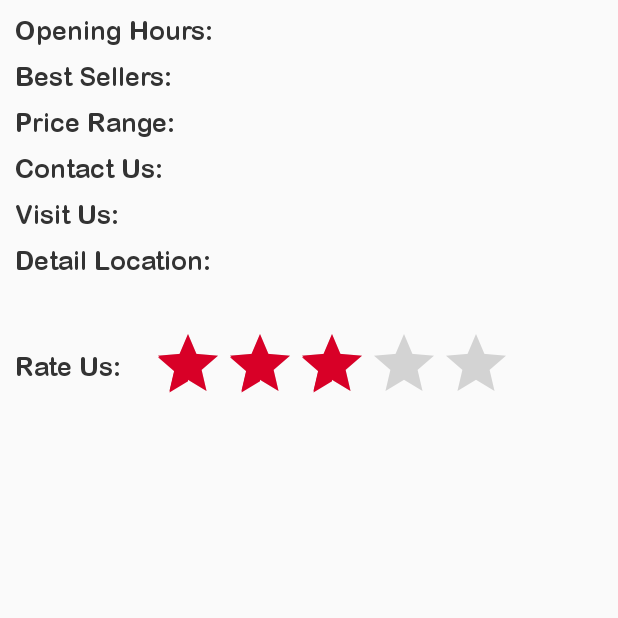
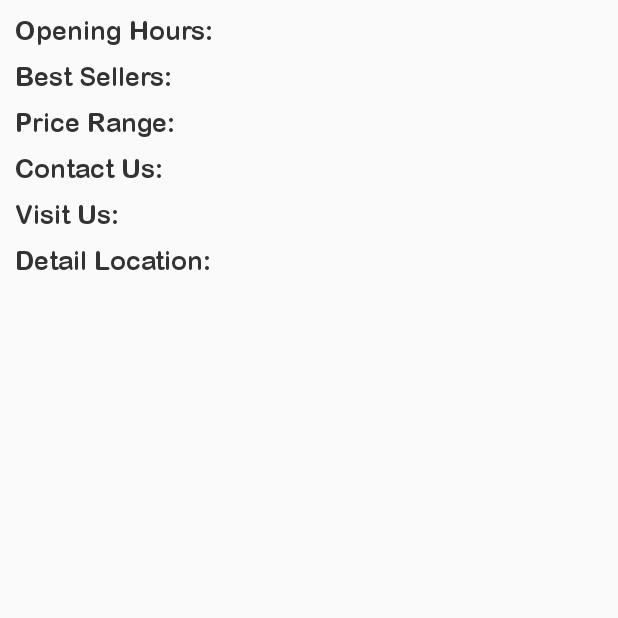
Before and after one commit to jmblank09/BahalaNAPP, an Android app: the fragment RestaurantDetailFragment shown on its own in the app's theme, on a phone screen of 412 x 824 dp, the top half of it. Run offline under Robolectric (Android 15) with nearby library versions, the phone set to English and light mode, and no system bars.

```diff
--- a/app/src/main/java/com/reginalddc/bahalanapp/Fragment/Fragment/RestaurantDetailFragment.java
+++ b/app/src/main/java/com/reginalddc/bahalanapp/Fragment/Fragment/RestaurantDetailFragment.java
@@ -18,7 +18,7 @@ public class RestaurantDetailFragment extends Fragment {
 
     TextView title_opening, detail_opening, title_best, detail_best, title_price, detail_price,
             title_contact, detail_contact, title_visit, detail_visit, title_location,
-            detail_location, title_rate;
+            detail_location;
 
     public RestaurantDetailFragment() {
         // Required empty public constructor
@@ -41,7 +41,6 @@ public class RestaurantDetailFragment extends Fragment {
         detail_visit = (TextView) fragment.findViewById(R.id.detail_visit);
         title_location = (TextView) fragment.findViewById(R.id.title_location);
         detail_location = (TextView) fragment.findViewById(R.id.detail_location);
-        title_rate = (TextView) fragment.findViewById(R.id.title_rate);
 
         Typeface typeface = Typeface.createFromAsset(getContext().getAssets(), "fonts/arial_rounded.ttf");
 
@@ -57,7 +56,6 @@ public class RestaurantDetailFragment extends Fragment {
         detail_visit.setTypeface(typeface);
         title_location.setTypeface(typeface);
         detail_location.setTypeface(typeface);
-        title_rate.setTypeface(typeface);
 
         willView();
         return fragment;
--- a/app/src/main/res/layout/fragment_restaurant_detail.xml
+++ b/app/src/main/res/layout/fragment_restaurant_detail.xml
@@ -200,34 +200,30 @@
                         android:id="@+id/detail_location"/>
                 </TableRow>
 
-                <TableRow
-                    android:id="@+id/tableRow8"
-                    android:layout_width="match_parent"
-                    android:layout_height="wrap_content"
-                    android:weightSum="1"
-                    android:layout_marginTop="10dp">
-                    <TextView
-                        android:layout_width="wrap_content"
-                        android:layout_height="wrap_content"
-                        android:text="@string/rate_us"
-                        android:textStyle="bold"
-                        android:gravity="left"
-                        android:textSize="17sp"
-                        android:textColor="@color/blackColor"
-                        android:layout_marginLeft="10dp"
-                        android:layout_marginTop="15dp"
-                        android:id="@+id/title_rate"/>
+                <!--<TableRow-->
+                    <!--android:id="@+id/tableRow8"-->
+                    <!--android:layout_width="match_parent"-->
+                    <!--android:layout_height="wrap_content"-->
+                    <!--android:weightSum="1"-->
+                    <!--android:layout_marginTop="10dp">-->
 
-                    <RatingBar
-                        android:id="@+id/ratingBar"
-                        android:layout_gravity="right"
-                        android:layout_width="wrap_content"
-                        android:layout_height="wrap_content"
-                        android:numStars="5"
-                        android:stepSize="1.0"
-                        android:rating="3.0"
-                        android:layout_marginLeft="10dp" />
-                </TableRow>
+                    <!---->
+
+                    <!--<TextView-->
+                        <!--android:layout_width="0dp"-->
+                        <!--android:layout_height="wrap_content"-->
+                        <!--android:layout_weight="0"-->
+                        <!--/>-->
+                    <!--<RatingBar-->
+                        <!--android:id="@+id/ratingBar"-->
+                        <!--android:layout_gravity="right"-->
+                        <!--android:layout_width="wrap_content"-->
+                        <!--android:layout_height="wrap_content"-->
+                        <!--android:numStars="5"-->
+                        <!--android:stepSize="1.0"-->
+                        <!--android:rating="3.0"-->
+                        <!--android:layout_marginLeft="10dp" />-->
+                <!--</TableRow>-->
             </TableLayout>
         </ScrollView>
     </LinearLayout>
--- a/app/src/main/res/values/strings.xml
+++ b/app/src/main/res/values/strings.xml
@@ -26,7 +26,7 @@
     <string name="contact_us">Contact Us:</string>
     <string name="visit_us">Visit Us:</string>
     <string name="detailed_location">Detail Location:</string>
-    <string name="rate_us">Rate Us:</string>
+    <string name="rate_us"><u>RATE THIS RESTAURANT</u></string>
 
     <!-- TODO: Remove or change this placeholder text -->
     <string name="hello_blank_fragment">Hello blank fragment</string>
```
Also changed, not shown: app/src/main/java/com/reginalddc/bahalanapp/Activity/SpecificRestaurantActivity.java (+86 -3 lines), app/src/main/res/layout/activity_specific_restaurant.xml (+18 -1 lines), app/src/main/res/layout/rank_dialog.xml (added, +45 -0 lines), app/src/main/res/values/styles.xml (+16 -0 lines).
